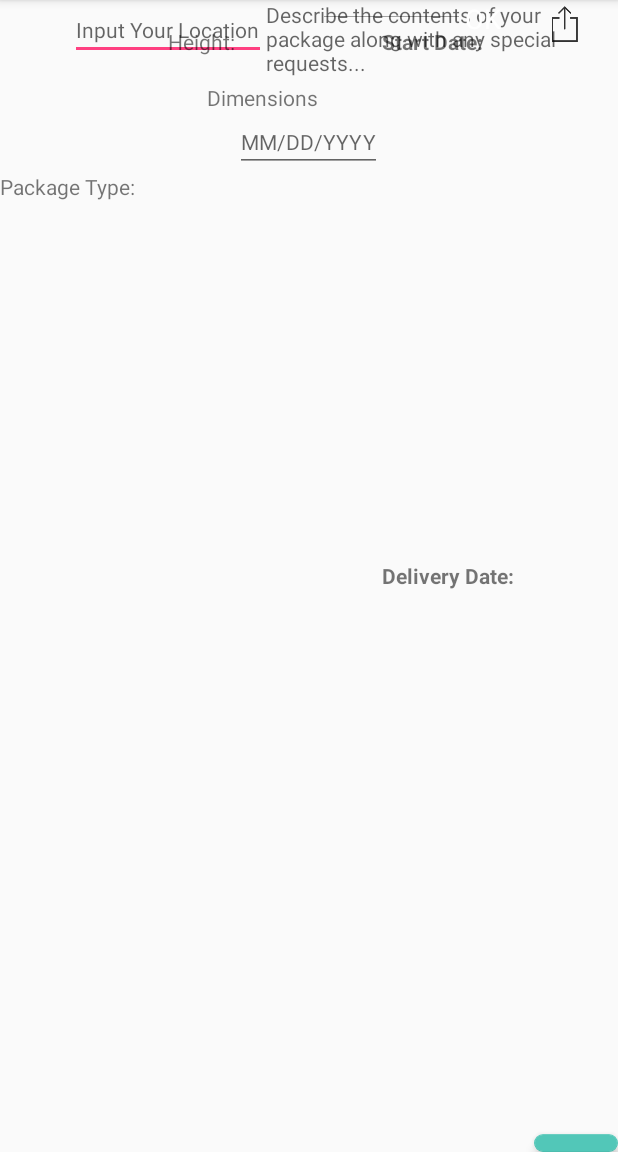
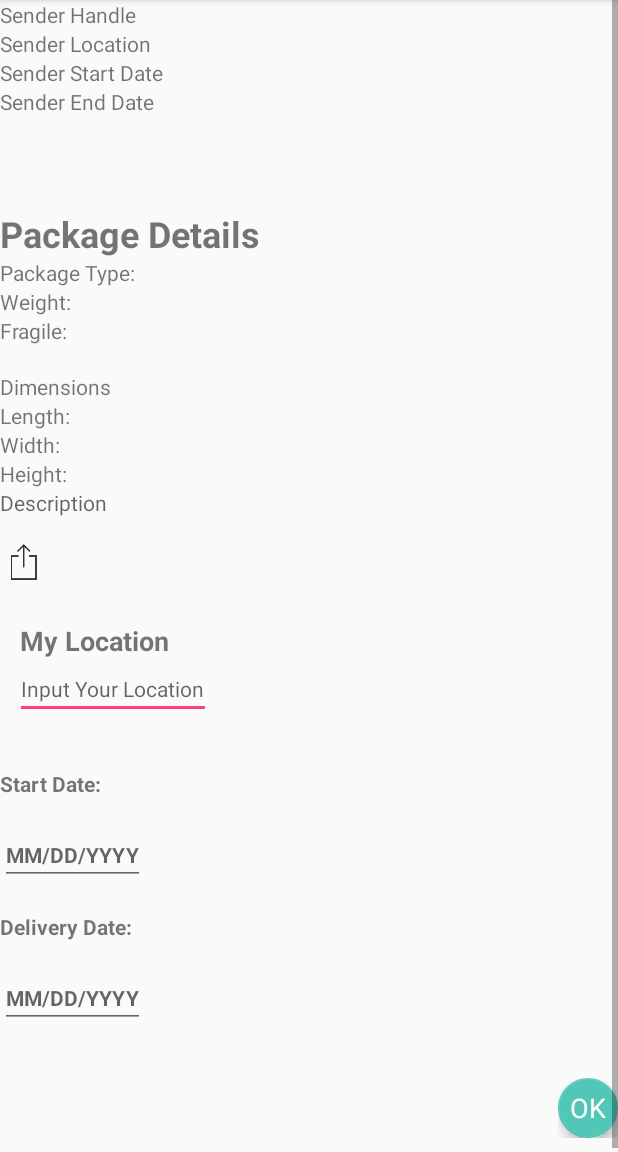
Before and after one commit to Pratyusha-Duvvuri/Package_Tracker, an Android app: the AfterSenderConfirmation screen opened directly, with no data from a screen before it, on a phone screen of 412 x 824 dp, the part 84-1236 px from its top. Run offline under Robolectric (Android 15) with nearby library versions, the phone set to English and light mode, and no system bars; our stand-ins replace ButterKnife; libraries missing offline, so code that uses them is left out: org.parceler; 6 statements that could not run were skipped.

Commit message:
Created necessary fields in rough order for the layout file, now working on binding them

```diff
--- a/app/src/main/java/com/codepath/packagetwitter/AfterSenderConfirmation.java
+++ b/app/src/main/java/com/codepath/packagetwitter/AfterSenderConfirmation.java
@@ -1,7 +1,6 @@
 package com.codepath.packagetwitter;
 
 import android.os.Bundle;
-import android.support.design.widget.FloatingActionButton;
 import android.support.v7.app.AppCompatActivity;
 import android.widget.EditText;
 import android.widget.ImageView;
@@ -10,6 +9,7 @@ import android.widget.TextView;
 import com.codepath.packagetwitter.Models.Mail;
 import com.codepath.packagetwitter.Models.Receiver;
 import com.codepath.packagetwitter.Models.Sender;
+import com.codepath.packagetwitter.Models.User;
 
 import org.parceler.Parcels;
 
@@ -20,6 +20,8 @@ public class AfterSenderConfirmation extends AppCompatActivity{
     Receiver receiver;
     Sender sender;
     Mail mail;
+    User receiverUser;
+
 
     //News things that receiver has to enter
     @BindView(R.id.etReceiverLocation)EditText receiverLocation;
@@ -38,14 +40,15 @@ public class AfterSenderConfirmation extends AppCompatActivity{
     @BindView(R.id.tvRLength)TextView tvLength;
     @BindView(R.id.tvRDescription)TextView tvDescription;
 
-    @BindView(R.id.fbRConfirm)FloatingActionButton btnNext;
+//    @BindView(R.id.fbRConfirm)FloatingActionButton btnNext;
     @BindView(R.id.ivPackageImage)ImageView ivImage;
 
 
     @Override
     protected void onCreate(Bundle savedInstanceState) {
         super.onCreate(savedInstanceState);
-        receiver = Parcels.unwrap(getIntent().getParcelableExtra("receiver"));
+        receiverUser= Parcels.unwrap(getIntent().getParcelableExtra("receiver"));
+        receiver = new Receiver(receiverUser);
         sender = Parcels.unwrap(getIntent().getParcelableExtra("sender"));
         mail = Parcels.unwrap(getIntent().getParcelableExtra("mail"));
         setContentView(R.layout.activity_after_sender_confirmation);
--- a/app/src/main/java/com/codepath/packagetwitter/Fragments/PendingRequest_Fragment.java
+++ b/app/src/main/java/com/codepath/packagetwitter/Fragments/PendingRequest_Fragment.java
@@ -1,6 +1,6 @@
 package com.codepath.packagetwitter.Fragments;
 
-import android.app.DialogFragment;
+import android.support.v4.app.DialogFragment;
 import android.os.Bundle;
 import android.support.annotation.Nullable;
 import android.view.LayoutInflater;
--- a/app/src/main/java/com/codepath/packagetwitter/ProfileActivity.java
+++ b/app/src/main/java/com/codepath/packagetwitter/ProfileActivity.java
@@ -38,9 +38,10 @@ public class ProfileActivity extends AppCompatActivity implements PendingRequest
         FloatingActionMenu materialDesignFAM;
         com.github.clans.fab.FloatingActionButton floatingActionButton1;
         com.github.clans.fab.FloatingActionButton floatingActionButton2;
-        user = User.getRandomUser(this);
+        //user = User.getRandomUser(this);
+        user = Parcels.unwrap(getIntent().getParcelableExtra("USER"));
         user.hasPendingRequests=true;
-        user = Parcels.unwrap(getIntent().getParcelableExtra("USER"));
+
         tvUsername =  (TextView) findViewById(R.id.tvName);
 
         tvUsername.setText(user.getUserName());
@@ -83,17 +84,18 @@ public class ProfileActivity extends AppCompatActivity implements PendingRequest
     public void actOnRequests(){
         FragmentManager fm = getSupportFragmentManager();
         PendingRequest_Fragment pendingRequest_fragment = PendingRequest_Fragment.newInstance(mail,sender);
-        //pendingRequest_fragment.show(fm,"fragment_pending_request");
+        pendingRequest_fragment.show(fm,"fragment_pending_request");
 
     }
 
 
     @Override
     public void onFinishEditDialog(Sender senderr, Mail maill, Boolean proceed) {
+        if(proceed){
         Intent i = new Intent(this, AfterSenderConfirmation.class);
         i.putExtra("receiver", Parcels.wrap(user));
         i.putExtra("sender", Parcels.wrap(senderr));
         i.putExtra("mail", Parcels.wrap(maill));
-        startActivity(i);
+        startActivity(i);}
     }
 }
--- a/app/src/main/res/layout/activity_after_sender_confirmation.xml
+++ b/app/src/main/res/layout/activity_after_sender_confirmation.xml
@@ -1,101 +1,50 @@
 <?xml version="1.0" encoding="utf-8"?>
-<RelativeLayout xmlns:android="http://schemas.android.com/apk/res/android"
+<ScrollView
+    xmlns:android="http://schemas.android.com/apk/res/android"
+    android:id="@+id/ScrollView01"
+    android:layout_width="match_parent"
+    android:layout_height="match_parent"
+    android:scrollbars="vertical">
+
+
+<LinearLayout xmlns:android="http://schemas.android.com/apk/res/android"
     xmlns:app="http://schemas.android.com/apk/res-auto"
     android:orientation="vertical" android:layout_width="match_parent"
     android:layout_height="match_parent">
-
     <TextView
-        android:id="@+id/tvReceiverLocation"
+        android:id="@+id/tvSSenderHandle"
         android:layout_width="wrap_content"
         android:layout_height="wrap_content"
-        android:layout_marginLeft="13dp"
-        android:text="My Location"
-        android:textSize="18sp"
-        android:textStyle="bold"
-        android:layout_above="@+id/tvRWeight"
-        android:layout_toEndOf="@+id/etReceiverLocation"
-        android:layout_marginStart="33dp" />
+        android:text="Sender Handle"
+        android:layout_below="@+id/tvRWidth"
+        android:layout_toStartOf="@+id/etRStartDate" />
 
-    <EditText
-        android:id="@+id/etReceiverLocation"
-        android:layout_width="wrap_content"
-        android:layout_height="wrap_content"
 
-        android:hint="Input Your Location"
-        android:inputType="text"
-        android:textSize="14sp"
-        android:layout_below="@+id/tvRHeight"
-        android:layout_toEndOf="@+id/tvRLength" />
-
-    <TextView
-        android:id="@+id/tvRStartDate"
-        android:layout_width="wrap_content"
-        android:layout_height="wrap_content"
-        android:layout_marginLeft="30dp"
-
-        android:text="Start Date:"
-        android:textStyle="bold"
-        android:layout_marginTop="18dp"
-        android:layout_alignParentTop="true"
-        android:layout_alignParentEnd="true"
-        android:layout_marginEnd="90dp" />
-
-    <EditText
-        android:id="@+id/etRStartDate"
-        android:layout_width="wrap_content"
-        android:layout_height="wrap_content"
-        android:hint="MM/DD/YYYY"
-        android:inputType="text"
-        android:textSize="14sp"
-        android:layout_below="@+id/tvDimensionsHeading"
-        android:layout_toStartOf="@+id/tvREndDate" />
-
-    <TextView
-        android:id="@+id/tvREndDate"
-        android:layout_width="wrap_content"
-        android:layout_height="wrap_content"
-
-        android:text="Delivery Date:"
-        android:textStyle="bold"
-        android:layout_centerVertical="true"
-        android:layout_alignStart="@+id/tvRStartDate" />
-
-    <EditText
-        android:layout_width="wrap_content"
-        android:layout_height="wrap_content"
-        android:hint="MM/DD/YYYY"
-        android:inputType="text"
-        android:textSize="14sp"
-        android:id="@+id/etREndDate"
-        android:layout_alignBottom="@+id/tvRDescription"
-        android:layout_alignEnd="@+id/tvReceiverLocation"
-        android:layout_marginBottom="33dp" />
 
 
     <TextView
         android:id="@+id/tvSSenderLocation"
         android:layout_width="wrap_content"
         android:layout_height="wrap_content"
-        android:text="Height:"
-        android:layout_alignBaseline="@+id/tvRStartDate"
-        android:layout_alignBottom="@+id/tvRStartDate"
+        android:text="Sender Location"
+        android:layout_below="@+id/tvRWidth"
         android:layout_toStartOf="@+id/etRStartDate" />
 
     <TextView
         android:id="@+id/tvSStartDate"
         android:layout_width="wrap_content"
         android:layout_height="wrap_content"
-        android:text="Height:"
+        android:text="Sender Start Date"
         android:layout_above="@+id/etReceiverLocation"
-        android:layout_alignStart="@+id/tvRWidth" />
+         />
 
     <TextView
         android:id="@+id/tvSEndDate"
         android:layout_width="wrap_content"
         android:layout_height="wrap_content"
-        android:text="Height:"
-        android:layout_below="@+id/ibRImage"
-        android:layout_toStartOf="@+id/tvRHeight" />
+        android:text="Sender End Date"
+        android:layout_above="@+id/tvRHeight"
+        android:layout_toEndOf="@+id/tvRLength" />
 
     <TextView
         android:id="@+id/tvRPackageDetailHeading"
@@ -104,17 +53,19 @@
         android:text="Package Details"
         android:textSize="24sp"
         android:textStyle="bold"
-        android:layout_above="@+id/tvRWeight"
+
+        android:layout_below="@+id/etReceiverLocation"
         android:layout_centerHorizontal="true"
-        android:layout_marginBottom="22dp" />
+        android:layout_marginTop="62dp" />
 
     <TextView
         android:id="@+id/tvRPackageType"
         android:layout_width="wrap_content"
         android:layout_height="wrap_content"
         android:text="Package Type:"
-        android:layout_below="@+id/etRStartDate"
-        android:layout_alignParentStart="true" />
+
+        android:layout_below="@+id/tvRPackageDetailHeading"
+        android:layout_toStartOf="@+id/tvRPackageDetailHeading" />
 
 
 
@@ -132,9 +83,9 @@
         android:id="@+id/tvRFragile"
         android:layout_width="wrap_content"
         android:layout_height="wrap_content"
-        android:text="Fragile?"
-        android:layout_above="@+id/tvRDescription"
-        android:layout_alignStart="@+id/tvSEndDate" />
+        android:text="Fragile:"
+        android:layout_above="@+id/etReceiverLocation"
+        android:layout_alignEnd="@+id/tvRPackageDetailHeading" />
 
 
     <TextView
@@ -142,8 +93,6 @@
         android:layout_width="wrap_content"
         android:layout_height="wrap_content"
         android:text="Dimensions"
-        android:layout_below="@+id/tvRStartDate"
-        android:layout_toStartOf="@+id/etREndDate"
         android:layout_marginTop="18dp" />
 
     <TextView
@@ -151,9 +100,8 @@
         android:layout_width="wrap_content"
         android:layout_height="wrap_content"
         android:text="Length:"
-        android:layout_above="@+id/tvRFragile"
-        android:layout_toEndOf="@+id/tvRWidth"
-        android:layout_marginBottom="14dp" />
+        android:layout_alignBottom="@+id/tvSSenderLocation"
+        android:layout_alignStart="@+id/tvReceiverLocation" />
 
 
 
@@ -174,8 +122,8 @@
         android:layout_width="wrap_content"
         android:layout_height="wrap_content"
         android:text="Height:"
-        android:layout_above="@+id/tvRWidth"
-        android:layout_alignParentStart="true" />
+        android:layout_above="@+id/tvRWeight"
+        android:layout_toEndOf="@+id/etReceiverLocation" />
 
     <TextView
         android:id="@+id/tvRDescription"
@@ -183,7 +131,7 @@
         android:layout_height="wrap_content"
 
         android:ems="10"
-        android:hint="Describe the contents of your package along with any special requests..."
+        android:hint="Description"
         android:inputType="textMultiLine"
         android:textSize="14sp"
         android:layout_alignBottom="@+id/card_view"
@@ -195,51 +143,144 @@
         android:layout_height="wrap_content"
         android:elevation="15dp"
         app:srcCompat="@drawable/ic_upload"
-        android:layout_alignTop="@+id/tvSStartDate"
-        android:layout_toEndOf="@+id/tvREndDate"
-        android:layout_marginStart="17dp" />
+        android:layout_below="@+id/etReceiverLocation"
+        android:layout_toStartOf="@+id/tvRPackageDetailHeading"
+        android:layout_marginTop="14dp" />
 
+
+    <!--app:backgroundTint="@color/colorPrimaryLight"-->
+        <!--app:elevation="5dp" />-->
+
+
+    <TextView
+        android:id="@+id/tvReceiverLocation"
+        android:layout_width="wrap_content"
+        android:layout_height="wrap_content"
+        android:layout_marginLeft="13dp"
+        android:text="My Location"
+        android:textSize="18sp"
+        android:textStyle="bold"
+
+        android:layout_below="@+id/etRStartDate"
+        android:layout_toEndOf="@+id/tvDimensionsHeading"
+        android:layout_marginTop="24dp" />
+
+    <EditText
+        android:id="@+id/etReceiverLocation"
+        android:layout_width="wrap_content"
+        android:layout_height="wrap_content"
+
+        android:hint="Input Your Location"
+        android:inputType="text"
+        android:textSize="14sp"
+        android:layout_above="@+id/tvREndDate"
+        android:layout_toEndOf="@+id/tvRFragile"
+        android:layout_marginStart="10dp"
+        android:layout_marginBottom="15dp" />
+
+    <TextView
+        android:id="@+id/tvRStartDate"
+        android:layout_width="wrap_content"
+        android:layout_height="wrap_content"
+        android:layout_marginLeft="30dp"
+        android:hint="MM/DD/YYYY"
+
+        android:text="Start Date:"
+        android:textStyle="bold"
+        android:layout_marginTop="18dp"
+
+        android:layout_marginEnd="90dp" />
+
+    <EditText
+        android:id="@+id/etRStartDate"
+
+        android:inputType="text"
+        android:textSize="14sp"
+        android:layout_below="@+id/tvDimensionsHeading"
+        android:layout_toStartOf="@+id/tvREndDate"
+
+
+
+
+        android:layout_width="wrap_content"
+        android:layout_height="wrap_content"
+        android:layout_marginLeft="30dp"
+        android:hint="MM/DD/YYYY"
+
+        android:textStyle="bold"
+        android:layout_marginTop="18dp"
+
+        android:layout_marginEnd="90dp"
+        />
+
+    <TextView
+        android:id="@+id/tvREndDate"
+        android:text="Delivery Date:"
+        android:layout_centerVertical="true"
+
+        android:layout_alignStart="@+id/tvRStartDate"
+
+        android:layout_width="wrap_content"
+        android:layout_height="wrap_content"
+        android:layout_marginLeft="30dp"
+        android:hint="MM/DD/YYYY"
+
+        android:textStyle="bold"
+        android:layout_marginTop="18dp"
+
+        android:layout_marginEnd="90dp"
+        />
+    <EditText
+
+        android:hint="MM/DD/YYYY"
+        android:inputType="text"
+        android:textSize="14sp"
+        android:id="@+id/etREndDate"
+        android:layout_alignBottom="@+id/tvRDescription"
+        android:layout_alignEnd="@+id/tvReceiverLocation"
+        android:layout_marginBottom="33dp"
+
+        android:layout_width="wrap_content"
+        android:layout_height="wrap_content"
+        android:layout_marginLeft="30dp"
+
+        android:textStyle="bold"
+        android:layout_marginTop="18dp"
+
+        android:layout_marginEnd="90dp"
+        />
     <FrameLayout
-        android:id="@+id/flRFAB"
+        android:id="@+id/flFAB"
         android:layout_width="wrap_content"
         android:layout_height="wrap_content"
         android:layout_gravity="bottom|right"
         android:layout_alignParentBottom="true"
-        android:layout_alignRight="@+id/etEndDate"
-        android:layout_alignEnd="@+id/etEndDate"
+
         android:layout_marginBottom="12dp">
+    <android.support.design.widget.FloatingActionButton
+        android:id="@+id/myFABOkay"
+        android:layout_width="wrap_content"
+        android:layout_height="wrap_content"
+        app:elevation="5dp"
+        app:fabSize="mini"
 
-    </FrameLayout>
+        android:src="@android:color/transparent"
+        app:backgroundTint="@color/colorPrimaryLight"
+        />
 
 
-        <LinearLayout
-            android:id="@+id/llcardview"
-            android:layout_width="wrap_content"
-            android:layout_height="wrap_content"
-            android:orientation="vertical">
-
-        </LinearLayout>
-
-    <android.support.design.widget.FloatingActionButton
-        android:id="@+id/fbRConfirm"
-        android:layout_width="wrap_content"
-        android:layout_height="wrap_content"
-        android:layout_alignParentEnd="true"
-        android:layout_alignTop="@+id/flRFAB"
-        android:src="@android:color/transparent"
-        app:backgroundTint="@color/colorPrimaryLight"
-        app:elevation="5dp" />
 
         <TextView
-        android:id="@+id/tvRConfirm"
+            android:id="@+id/tvOkay"
             android:layout_width="wrap_content"
             android:layout_height="match_parent"
-        android:layout_alignParentEnd="true"
             android:layout_gravity="center"
             android:elevation="16dp"
             android:text="OK"
             android:textAppearance="?android:attr/textAppearanceMedium"
-        android:textColor="@android:color/white"
-        android:layout_toEndOf="@+id/tvReceiverLocation"
-        android:layout_above="@+id/fbRConfirm" />
-</RelativeLayout>
+            android:textColor="@android:color/white" />
+    </FrameLayout>
+
+
+</LinearLayout>
+</ScrollView>
--- a/app/src/main/res/layout/activity_receiver.xml
+++ /dev/null
@@ -1,44 +0,0 @@
-<?xml version="1.0" encoding="utf-8"?>
-<RelativeLayout xmlns:android="http://schemas.android.com/apk/res/android"
-    xmlns:app="http://schemas.android.com/apk/res-auto"
-    xmlns:tools="http://schemas.android.com/tools"
-    android:layout_width="match_parent"
-    android:layout_height="match_parent">
-    <!--tools:context="com.codepath.packagetwitter.ReceiverActivity">-->
-
-    <EditText
-        android:id="@+id/et_get_sender_handle"
-        android:layout_width="250dp"
-        android:layout_height="wrap_content"
-        android:layout_marginLeft="8dp"
-        android:layout_marginRight="8dp"
-        android:hint="\@receiver_handle"
-        android:inputType="text"
-        app:layout_constraintLeft_toLeftOf="parent"
-        app:layout_constraintRight_toRightOf="parent"
-        android:layout_marginTop="38dp"
-        android:layout_below="@+id/tvInfo"
-        android:layout_alignEnd="@+id/btndone2" />
-    <Button
-        android:id="@+id/btndone2"
-        android:layout_height="wrap_content"
-        android:layout_width="wrap_content"
-        android:text="Done"
-        tools:layout_editor_absoluteY="76dp"
-        tools:layout_editor_absoluteX="280dp"
-        android:layout_below="@+id/et_get_sender_handle"
-        android:layout_alignEnd="@+id/tvInfo" />
-
-    <TextView
-        android:id="@+id/tvInfo"
-        android:layout_width="wrap_content"
-        android:layout_height="wrap_content"
-        android:layout_marginTop="76dp"
-        android:text="Enter The Desired User's Handle"
-        android:textAlignment="center"
-        android:textAppearance="@style/TextAppearance.AppCompat.Headline"
-        android:textColor="@color/colorPrimaryDark"
-        android:layout_alignParentTop="true"
-        android:layout_centerHorizontal="true" />
-
-</RelativeLayout>
```
Lines whose indentation alone changed are shown as unchanged.
